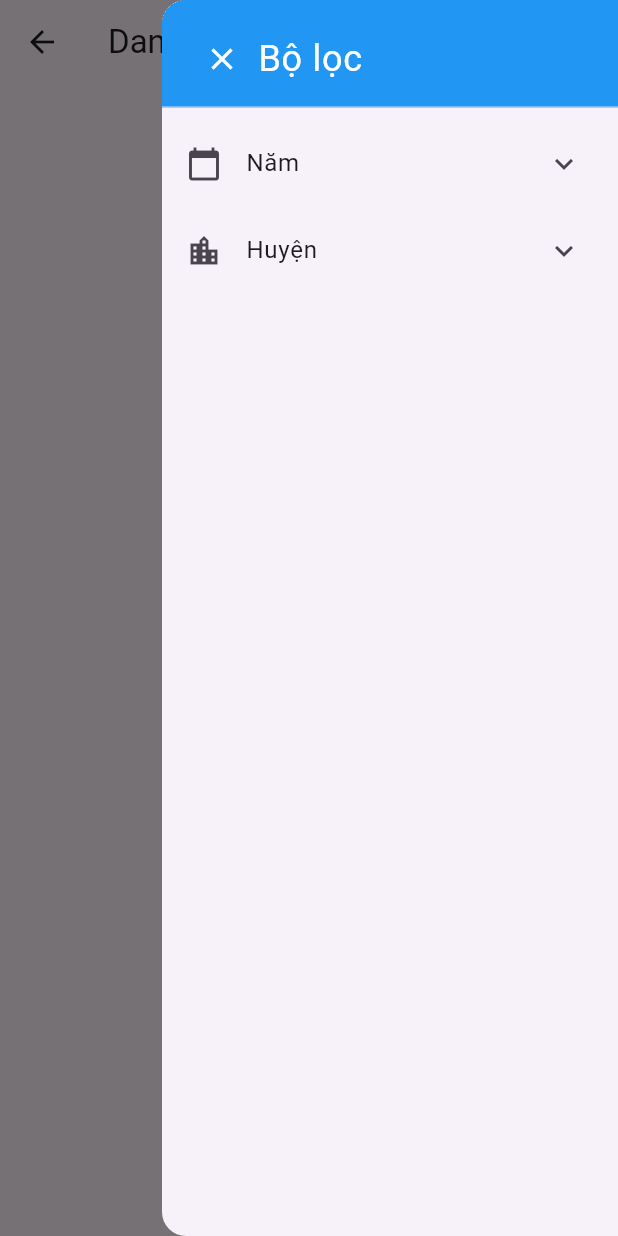
After one commit to kiu-chan/ocop, a Flutter app: the CouncilListPage screen opened directly, after a tap on the "filter list" icon, on a phone screen of 412 x 824 dp. The commit adds this screen. Run offline on Flutter 3.47's test engine with Material 3 defaults, Android fonts, the phone set to English and light mode, and no system bars; our stand-ins replace carousel_slider, chewie, equatable, fl_chart, flutter_bloc, flutter_html and 4 more; missing offline and left inert: bcrypt, mailer, postgres; accounts and stored records are empty.

Commit message:
hội đồng

```diff
--- a/lib/src/page/chart/chartDataLoader.dart
+++ b/lib/src/page/chart/chartDataLoader.dart
@@ -122,4 +122,26 @@ class ChartDataLoader {
       data: statusCounts,
     );
   }
+
+  Future<ChartData> loadOcopFileDistrict() async {
+    var districtData = await databaseData.getOcopFileDistrictCounts();
+    return ChartData(
+      name: "Biểu đồ thống kê số lượng hồ sơ OCOP theo huyện",
+      title: "Hồ sơ OCOP",
+      x_title: "Huyện",
+      y_title: "Số lượng",
+      data: districtData['detailed'] as Map<String, int>,
+    );
+  }
+
+  Future<ChartData> loadOcopFileYear() async {
+  var yearData = await databaseData.getOcopFileYearCounts();
+  return ChartData(
+    name: "Biểu đồ thống kê số lượng hồ sơ OCOP đang hoạt động theo năm",
+    title: "Hồ sơ OCOP",
+    x_title: "Năm",
+    y_title: "Số lượng",
+    data: yearData,
+  );
 }
+}
--- /dev/null
+++ b/lib/src/page/council/councilListPage.dart
@@ -0,0 +1,191 @@
+import 'package:flutter/material.dart';
+import 'package:ocop/mainData/database/databases.dart';
+import 'package:intl/intl.dart';
+
+class CouncilListPage extends StatefulWidget {
+  const CouncilListPage({Key? key}) : super(key: key);
+
+  @override
+  _CouncilListPageState createState() => _CouncilListPageState();
+}
+
+class _CouncilListPageState extends State<CouncilListPage> {
+  final DefaultDatabaseOptions _databaseOptions = DefaultDatabaseOptions();
+  List<Map<String, dynamic>> _councils = [];
+  List<int> _availableYears = [];
+  List<String> _availableDistricts = [];
+  int? _selectedYear;
+  String? _selectedDistrict;
+
+  @override
+  void initState() {
+    super.initState();
+    _loadCouncils();
+  }
+
+  Future<void> _loadCouncils() async {
+    await _databaseOptions.connect();
+    final councils = await _databaseOptions.connection!.query('''
+      SELECT cg.id, cg.title, cg.level, cg.created_at, cg.is_archived, md.name as district_name
+      FROM _ocop_evaluation_council_groups cg
+      LEFT JOIN map_districts md ON cg.district_id = md.id
+      WHERE cg.deleted_at IS NULL
+      ${_selectedYear != null ? "AND EXTRACT(YEAR FROM cg.created_at) = @year" : ""}
+      ${_selectedDistrict != null ? "AND md.name = @district" : ""}
+      ORDER BY cg.created_at DESC
+    ''', substitutionValues: {
+      if (_selectedYear != null) 'year': _selectedYear,
+      if (_selectedDistrict != null) 'district': _selectedDistrict,
+    });
+
+    setState(() {
+      _councils = councils.map((row) => {
+        'id': row[0],
+        'title': row[1],
+        'level': row[2],
+        'created_at': row[3],
+        'is_archived': row[4],
+        'district_name': row[5] ?? 'Không xác định',
+      }).toList();
+
+      // Lấy danh sách các năm có sẵn
+      _availableYears = _councils
+          .map((council) => DateTime.parse(council['created_at'].toString()).year)
+          .toSet()
+          .toList()
+        ..sort((a, b) => b.compareTo(a));
+
+      // Lấy danh sách các huyện có sẵn
+      _availableDistricts = _councils
+          .map((council) => council['district_name'] as String)
+          .where((district) => district != 'Không xác định')
+          .toSet()
+          .toList()
+        ..sort();
+    });
+  }
+
+  @override
+  Widget build(BuildContext context) {
+    return Scaffold(
+      appBar: AppBar(
+        title: const Text('Danh sách hội đồng chấm'),
+        actions: [
+          Builder(
+            builder: (BuildContext context) {
+              return IconButton(
+                icon: const Icon(Icons.filter_list),
+                onPressed: () {
+                  Scaffold.of(context).openEndDrawer();
+                },
+              );
+            },
+          ),
+        ],
+      ),
+      endDrawer: Drawer(
+        child: ListView(
+          padding: EdgeInsets.zero,
+          children: <Widget>[
+            SizedBox(
+              height: 80,
+              child: DrawerHeader(
+                decoration: const BoxDecoration(
+                  color: Colors.blue,
+                ),
+                child: Row(
+                  mainAxisAlignment: MainAxisAlignment.start,
+                  children: [
+                    IconButton(
+                      icon: const Icon(Icons.close, color: Colors.white),
+                      onPressed: () {
+                        Navigator.pop(context);
+                      },
+                    ),
+                    const Text(
+                      'Bộ lọc',
+                      style: TextStyle(
+                        color: Colors.white,
+                        fontSize: 24,
+                      ),
+                    ),
+                  ],
+                ),
+              ),
+            ),
+            ExpansionTile(
+              leading: const Icon(Icons.calendar_today),
+              title: const Text('Năm'),
+              children: [
+                ListTile(
+                  title: const Text('Tất cả các năm'),
+                  selected: _selectedYear == null,
+                  onTap: () {
+                    setState(() {
+                      _selectedYear = null;
+                    });
+                    _loadCouncils();
+                    Navigator.pop(context);
+                  },
+                ),
+                ..._availableYears.map((year) => ListTile(
+                  title: Text(year.toString()),
+                  selected: _selectedYear == year,
+                  onTap: () {
+                    setState(() {
+                      _selectedYear = year;
+                    });
+                    _loadCouncils();
+                    Navigator.pop(context);
+                  },
+                )).toList(),
+              ],
+            ),
+            ExpansionTile(
+              leading: const Icon(Icons.location_city),
+              title: const Text('Huyện'),
+              children: [
+                ListTile(
+                  title: const Text('Tất cả các huyện'),
+                  selected: _selectedDistrict == null,
+                  onTap: () {
+                    setState(() {
+                      _selectedDistrict = null;
+                    });
+                    _loadCouncils();
+                    Navigator.pop(context);
+                  },
+                ),
+                ..._availableDistricts.map((district) => ListTile(
+                  title: Text(district),
+                  selected: _selectedDistrict == district,
+                  onTap: () {
+                    setState(() {
+                      _selectedDistrict = district;
+                    });
+                    _loadCouncils();
+                    Navigator.pop(context);
+                  },
+                )).toList(),
+              ],
+            ),
+          ],
+        ),
+      ),
+      body: ListView.builder(
+        itemCount: _councils.length,
+        itemBuilder: (context, index) {
+          final council = _councils[index];
+          return ListTile(
+            title: Text(council['title']),
+            subtitle: Text('Cấp: ${council['level']} - Ngày tạo: ${DateFormat('dd/MM/yyyy').format(DateTime.parse(council['created_at'].toString()))}'),
+            trailing: Text(council['is_archived'] ? 'Đã lưu trữ' : 'Đang hoạt động'),
+            onTap: () {
+              // Xử lý khi người dùng nhấn vào một hội đồng
+            },
+          );
+        },
+      ),
+    );
+  }
+}
```
Also changed, not shown: lib/mainData/database/databases.dart (+30 -0 lines), lib/mainData/database/product.dart (+73 -1 lines), lib/src/page/chart/chartMenu.dart (+12 -0 lines), lib/src/page/chart/chartPage.dart (+8 -0 lines), lib/src/page/home/home.dart (+47 -52 lines).
